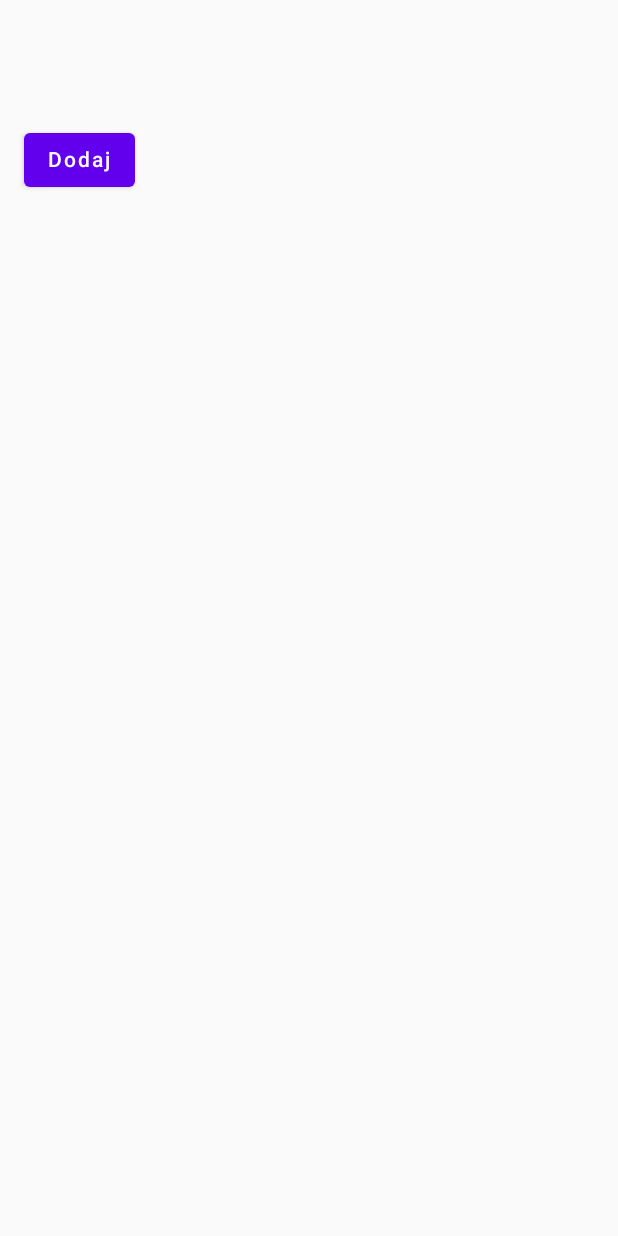
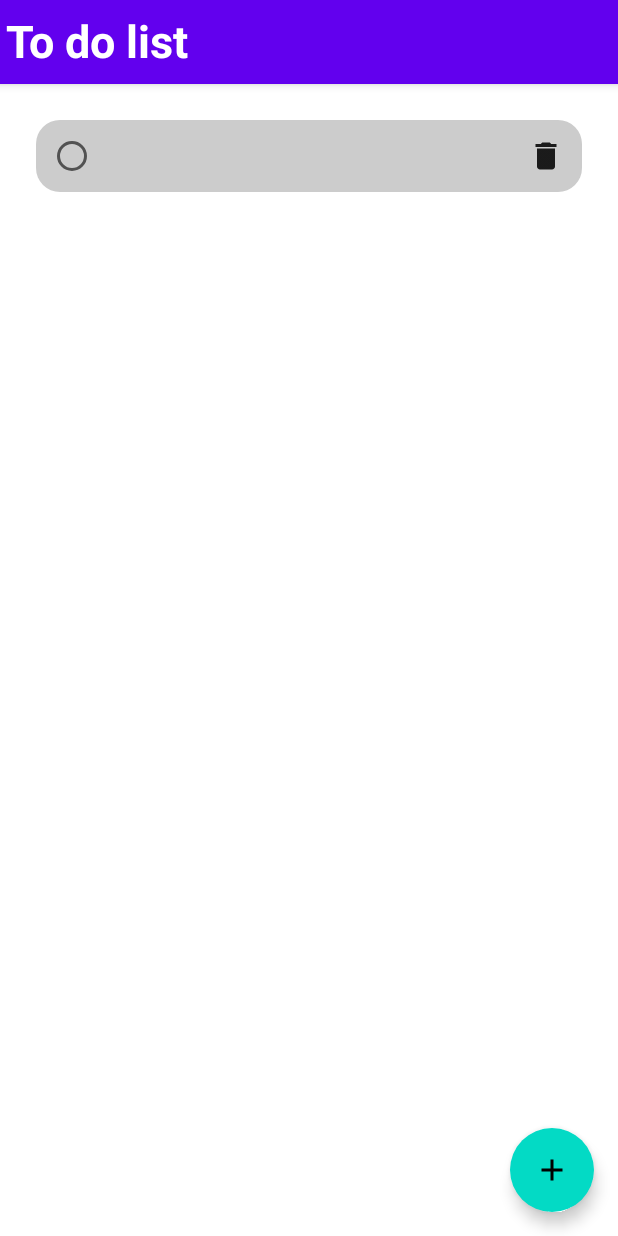
Before and after one commit to Pelc314/ToDoListApp, an Android app built with Jetpack Compose: the screen it shows after launch (MainActivity), after a tap on "Save button", on a phone screen of 412 x 824 dp. Run offline under Robolectric (Android 15) with nearby library versions, the phone set to English and light mode, and no system bars; our stand-ins replace Dagger/Hilt's generated code, Room's generated code; 1 other tap on this screen came first.

Commit message:
created working interface and added radio button and handler.

```diff
--- a/app/src/main/java/com/maciejpelcapps/todolistapp/data/ToDoListRepository.kt
+++ b/app/src/main/java/com/maciejpelcapps/todolistapp/data/ToDoListRepository.kt
@@ -14,6 +14,7 @@ class ToDoListRepository @Inject constructor(
 ) {
     suspend fun getAllTodos(): Flow<Resource<List<ToDoEntry>>> {
         return flow {
+            emit(Resource.Loading())
                 Log.d("todos repository", "${toDoListDao.getAllTodos()}")
                 emit(Resource.Success(data = toDoListDao.getAllTodos()))
         }
--- a/app/src/main/java/com/maciejpelcapps/todolistapp/data/database/ToDoListDatabase.kt
+++ b/app/src/main/java/com/maciejpelcapps/todolistapp/data/database/ToDoListDatabase.kt
@@ -4,7 +4,7 @@ import androidx.room.Database
 import androidx.room.RoomDatabase
 import com.maciejpelcapps.todolistapp.domain.model.ToDoEntry
 
-@Database(entities = [ToDoEntry::class], version = 1)
+@Database(entities = [ToDoEntry::class], version = 2)
 abstract class ToDoListDatabase:RoomDatabase() {
     abstract fun toDoEntryDao(): ToDoEntryDao
 }
--- a/app/src/main/java/com/maciejpelcapps/todolistapp/domain/model/ToDoEntry.kt
+++ b/app/src/main/java/com/maciejpelcapps/todolistapp/domain/model/ToDoEntry.kt
@@ -8,4 +8,5 @@ data class ToDoEntry(
     @PrimaryKey(autoGenerate = true)
     var id: Int? = null,
     val data: String,
+    var done: Boolean = false,
 )
--- a/app/src/main/java/com/maciejpelcapps/todolistapp/ui/todoslistscreen/ToDoListScreen.kt
+++ b/app/src/main/java/com/maciejpelcapps/todolistapp/ui/todoslistscreen/ToDoListScreen.kt
@@ -1,14 +1,16 @@
 package com.maciejpelcapps.todolistapp.ui.todoslistscreen
 
+import android.annotation.SuppressLint
+import android.app.Application
+import androidx.compose.foundation.background
 import androidx.compose.foundation.clickable
-import androidx.compose.foundation.layout.Box
-import androidx.compose.foundation.layout.Column
-import androidx.compose.foundation.layout.Row
-import androidx.compose.foundation.layout.padding
+import androidx.compose.foundation.layout.*
 import androidx.compose.foundation.lazy.LazyColumn
+import androidx.compose.foundation.shape.RoundedCornerShape
 import androidx.compose.foundation.text.KeyboardActions
 import androidx.compose.material.*
 import androidx.compose.material.icons.Icons
+import androidx.compose.material.icons.filled.*
 import androidx.compose.runtime.*
 import androidx.compose.ui.Modifier
 import androidx.compose.ui.focus.onFocusChanged
@@ -16,9 +18,21 @@ import androidx.compose.ui.text.input.TextFieldValue
 import androidx.hilt.navigation.compose.hiltViewModel
 import androidx.navigation.NavController
 import com.maciejpelcapps.todolistapp.domain.model.ToDoEntry
-import androidx.compose.material.icons.filled.Save
+import androidx.compose.material.icons.materialIcon
+import androidx.compose.material.icons.outlined.Add
+import androidx.compose.ui.Alignment
+import androidx.compose.ui.Alignment.Companion.CenterVertically
+import androidx.compose.ui.draw.clip
+import androidx.compose.ui.draw.shadow
+import androidx.compose.ui.graphics.Color
+import androidx.compose.ui.graphics.Shape
+import androidx.compose.ui.text.font.FontStyle
+import androidx.compose.ui.text.font.FontWeight
 import androidx.compose.ui.unit.dp
+import androidx.compose.ui.unit.sp
+import kotlinx.coroutines.launch
 
+@SuppressLint("UnusedMaterialScaffoldPaddingParameter")
 @Composable
 fun ToDoListScreen(
     navController: NavController,
@@ -31,20 +45,83 @@ fun ToDoListScreen(
         mutableStateOf(false)
     }
     val toDosListState = viewModel.toDosState.value
+    val scaffoldState = rememberScaffoldState()
+    val scope = rememberCoroutineScope()
 
+    Scaffold(
+        scaffoldState = scaffoldState,
+        topBar = {
+            TopAppBar {
+                Text(
+                    text = "To do list",
+                    fontSize = 30.sp,
+                    fontWeight = FontWeight.Bold,
+                    color = Color.White,
+                    modifier = Modifier.align(CenterVertically)
+                )
+            }
+        },
+        floatingActionButton = {
+            FloatingActionButton(onClick = { addingNewToDo = true }) {
+                Icon(imageVector = Icons.Filled.Add, contentDescription = "Add FAB")
+            }
+        }
+    ) {
         Column(modifier = Modifier.padding(16.dp)) {
-        LazyColumn() {
+            LazyColumn(modifier = Modifier.weight(1f)) {
                 items(toDosListState.toDosList.size) { index ->
+                    Box(
+                        modifier = Modifier
+                            .padding(8.dp)
+                            .background(color = Color.LightGray, shape = RoundedCornerShape(16.dp))
+                            .fillMaxWidth()
+                            .heightIn(40.dp)
+                    ) {
+                        Row() {
+                            var done by remember {
+                                mutableStateOf(
+                                    toDosListState.toDosList[index].done
+
+                                )
+                            }
+                            RadioButton(
+                                selected = done,
+                                modifier = Modifier.align(CenterVertically),
+                                onClick = {
+                                    done = !done
+                                    viewModel.editToDo(
+                                        toDoEntry = toDosListState.toDosList[index],
+                                        index = index
+                                    )
+
+                                })
                             Text(
-                    modifier = Modifier.padding(8.dp),
+                                modifier = Modifier
+                                    .padding(start = 8.dp, top = 11.dp)
+                                    .weight(1f),
                                 text = toDosListState.toDosList[index].data
+                            )
+                            IconButton(onClick = {
+                                viewModel.deleteToDo(toDosListState.toDosList[index])
+                                scope.launch {
+                                    scaffoldState.snackbarHostState.showSnackbar(message = "Task deleted")
+                                }
+                            }) {
+                                Icon(
+                                    imageVector = Icons.Filled.Delete,
+                                    contentDescription = "Delete to do"
                                 )
                             }
                         }
+                    }
+                }
+            }
+            if (addingNewToDo) {
                 Row(
-            modifier = Modifier.padding(16.dp),
+                    modifier = Modifier
+                        .padding(16.dp)
+                        .weight(1f),
                 ) {
-            if (addingNewToDo) {
                     TextField(
                         value = text,
                         onValueChange = { text = it },
@@ -52,18 +129,19 @@ fun ToDoListScreen(
                             Text(text = "What you want to do?")
                         }
                     )
-                Icon(
-                    imageVector = Icons.Filled.Save,
-                    contentDescription = "Save button",
-                    modifier = Modifier.clickable {
+                    IconButton(onClick = {
                         viewModel.saveToDo(ToDoEntry(data = text))
                         text = ""
                         addingNewToDo = false
                         viewModel.getAllToDos()
-                    }
+                    }) {
+                        Icon(
+                            imageVector = Icons.Filled.Save,
+                            contentDescription = "Save button",
                         )
                     }
                 }
-        Button(onClick = { addingNewToDo = true }, content = { Text(text = "Dodaj") })
             }
         }
+    }
+}
--- a/app/src/main/java/com/maciejpelcapps/todolistapp/ui/todoslistscreen/ToDoListViewModel.kt
+++ b/app/src/main/java/com/maciejpelcapps/todolistapp/ui/todoslistscreen/ToDoListViewModel.kt
@@ -24,25 +24,24 @@ class ToDoListViewModel @Inject constructor(
 
     init {
         getAllToDos()
-        Log.d("todos init","lol")
+        Log.d("todos init", "lol")
     }
 
     fun getAllToDos() {
         viewModelScope.launch(Dispatchers.IO) {
             repository.getAllTodos().collect() { toDoList ->
+                delay(500)
                 when (toDoList) {
                     is Resource.Success -> {
-                        Log.d("todos success","${toDoList.data}")
-                        delay(100)
-                        val toDoEntries = toDoList.data?: emptyList()
-                        _toDosState.value = ToDoListState(toDoEntries)
+                        Log.d("todos success", "${toDoList.data}")
+                        _toDosState.value = ToDoListState(toDoList.data ?: emptyList())
                     }
                     is Resource.Error -> {
-                        Log.d("todos error","${toDoList.message}")
+                        Log.d("todos error", "${toDoList.message}")
                         _toDosState.value = ToDoListState(error = toDoList.message ?: "Error")
                     }
                     is Resource.Loading -> {
-                        Log.d("todos loading","${toDoList}")
+                        Log.d("todos loading", "${toDoList}")
                     }
                 }
             }
@@ -50,10 +49,27 @@ class ToDoListViewModel @Inject constructor(
     }
 
     fun saveToDo(toDoEntry: ToDoEntry) {
-        viewModelScope.launch(Dispatchers.IO) {
+        viewModelScope.launch() {
             val toDos = (_toDosState.value.toDosList) + toDoEntry
-            _toDosState.value = ToDoListState(toDosList = toDos)
+            _toDosState.value = _toDosState.value.copy(toDosList = toDos)
             repository.saveTodo(toDoEntry)
         }
     }
+
+    fun editToDo(toDoEntry: ToDoEntry, index: Int) {
+        viewModelScope.launch {
+            _toDosState.value.toDosList[index].done = !_toDosState.value.toDosList[index].done
+            _toDosState.value = ToDoListState(toDosList = _toDosState.value.toDosList)
+
+            repository.saveTodo(toDoEntry)
+        }
+    }
+
+    fun deleteToDo(toDoEntry: ToDoEntry) {
+        viewModelScope.launch {
+            val toDos = (_toDosState.value.toDosList) - toDoEntry
+            _toDosState.value = ToDoListState(toDos)
+            repository.deleteTodo(toDoEntry)
+        }
+    }
 }
```
Lines whose indentation alone changed are shown as unchanged.
